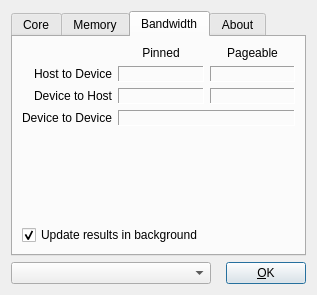
Above: ui/czdialog.ui from spainnoobperez/cuda-z before the change. Below: the same form after it.
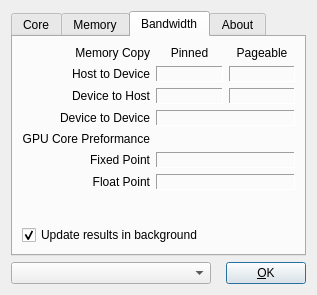
That is the form after the change. The open tabs and pages were chosen to show the change. Icons and pictures are not drawn.

What changed in the file:
```diff
--- a/ui/czdialog.ui
+++ b/ui/czdialog.ui
@@ -579,6 +579,16 @@
        <string>Bandwidth</string>
       </attribute>
       <layout class="QGridLayout" name="gridLayout_4" >
+       <item row="0" column="0" >
+        <widget class="QLabel" name="labelMemRate" >
+         <property name="text" >
+          <string>Memory Copy</string>
+         </property>
+         <property name="alignment" >
+          <set>Qt::AlignRight|Qt::AlignTrailing|Qt::AlignVCenter</set>
+         </property>
+        </widget>
+       </item>
        <item row="0" column="1" >
         <widget class="QLabel" name="labelRatePin" >
          <property name="text" >
@@ -709,7 +719,69 @@
          </property>
         </widget>
        </item>
-       <item row="4" column="0" colspan="3" >
+       <item row="4" column="0" >
+        <widget class="QLabel" name="labelCalcRate" >
+         <property name="text" >
+          <string>GPU Core Preformance</string>
+         </property>
+         <property name="alignment" >
+          <set>Qt::AlignRight|Qt::AlignTrailing|Qt::AlignVCenter</set>
+         </property>
+        </widget>
+       </item>
+       <item row="5" column="0" >
+        <widget class="QLabel" name="labelFixedRate" >
+         <property name="text" >
+          <string>Fixed Point</string>
+         </property>
+         <property name="alignment" >
+          <set>Qt::AlignRight|Qt::AlignTrailing|Qt::AlignVCenter</set>
+         </property>
+        </widget>
+       </item>
+       <item row="5" column="1" colspan="2" >
+        <widget class="QLabel" name="labelFixedRateText" >
+         <property name="frameShape" >
+          <enum>QFrame::Panel</enum>
+         </property>
+         <property name="frameShadow" >
+          <enum>QFrame::Sunken</enum>
+         </property>
+         <property name="text" >
+          <string>&lt;rate Mop/s></string>
+         </property>
+         <property name="textInteractionFlags" >
+          <set>Qt::LinksAccessibleByMouse</set>
+         </property>
+        </widget>
+       </item>
+       <item row="6" column="0" >
+        <widget class="QLabel" name="labelFloatRate" >
+         <property name="text" >
+          <string>Float Point</string>
+         </property>
+         <property name="alignment" >
+          <set>Qt::AlignRight|Qt::AlignTrailing|Qt::AlignVCenter</set>
+         </property>
+        </widget>
+       </item>
+       <item row="6" column="1" colspan="2" >
+        <widget class="QLabel" name="labelFloatRateText" >
+         <property name="frameShape" >
+          <enum>QFrame::Panel</enum>
+         </property>
+         <property name="frameShadow" >
+          <enum>QFrame::Sunken</enum>
+         </property>
+         <property name="text" >
+          <string>&lt;rate Mfop/s></string>
+         </property>
+         <property name="textInteractionFlags" >
+          <set>Qt::LinksAccessibleByMouse</set>
+         </property>
+        </widget>
+       </item>
+       <item row="7" column="0" colspan="3" >
         <spacer name="verticalSpacer_6" >
          <property name="orientation" >
           <enum>Qt::Vertical</enum>
@@ -722,7 +794,7 @@
          </property>
         </spacer>
        </item>
-       <item row="5" column="0" colspan="3" >
+       <item row="8" column="0" colspan="3" >
         <widget class="QCheckBox" name="checkUpdateResults" >
          <property name="text" >
           <string>Update results in background</string>
```
